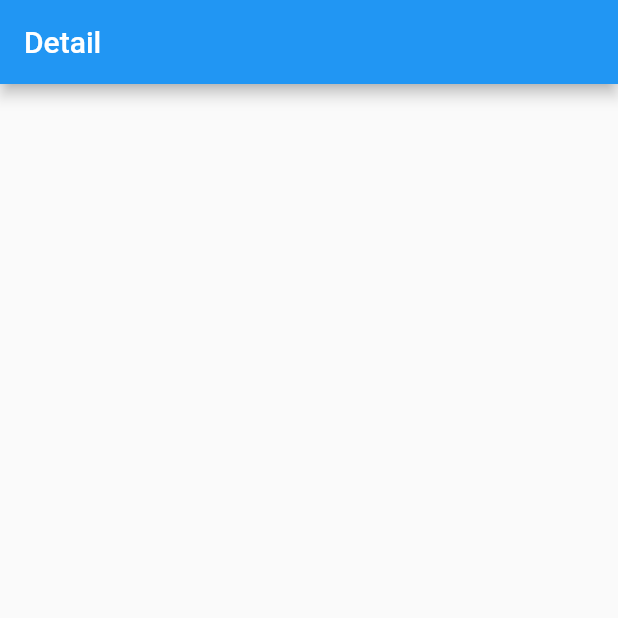
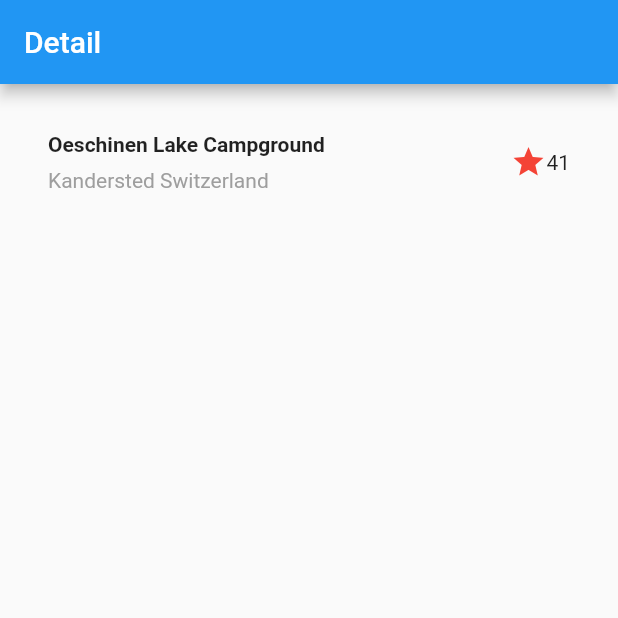
Before and after one commit to matsushitak/Detail-Flutter, a Flutter app: the screen it shows after launch, on a phone screen of 412 x 824 dp, the top half of it. Run offline on Flutter 3.47's test engine with Material 2 defaults, Android fonts, the phone set to English and light mode, and no system bars.

Commit message:
create title section

```diff
--- a/lib/main.dart
+++ b/lib/main.dart
@@ -26,12 +26,42 @@ class HomePage extends StatefulWidget {
 }
 
 class _HomePageState extends State<HomePage> {
+  Widget titleSection = Container(
+    padding: const EdgeInsets.all(32),
+    child: Row(
+      children: <Widget>[
+        Expanded(
+          child: Column(
+            crossAxisAlignment: CrossAxisAlignment.start,
+            children: <Widget>[
+              Container(
+                padding: const EdgeInsets.only(bottom: 8),
+                child: Text(
+                  "Oeschinen Lake Campground",
+                  style: TextStyle(fontWeight: FontWeight.bold),
+                ),
+              ),
+              Text(
+                "Kandersted Switzerland",
+                style: TextStyle(color: Colors.grey[500]),
+              )
+            ],
+          ),
+        ),
+        Icon(Icons.star, color: Colors.red[500]),
+        Text("41")
+      ],
+    ),
+  );
+
   @override
   Widget build(BuildContext context) {
     return Scaffold(
         appBar: AppBar(
           title: Text(widget.title),
         ),
-        body: Center());
+        body: Column(
+          children: <Widget>[titleSection],
+        ));
   }
 }
```
